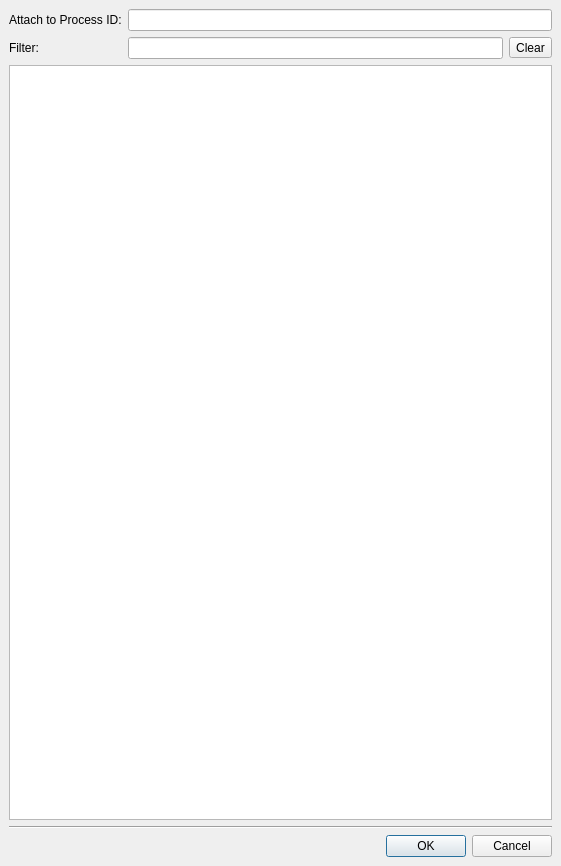
Qt form src/plugins/debugger/attachexternaldialog.ui (qt-creator/qt-creator) before a commit.
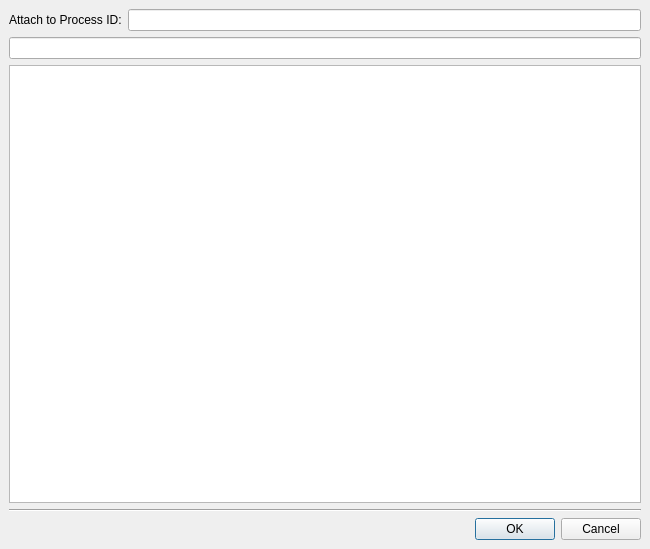
The same form after that commit. Custom widgets are drawn as their Qt base class.

Commit message: Replace handcrafted filter widgets by Utils::FilterLineEdit

Patch:
```diff
--- a/src/plugins/debugger/attachexternaldialog.ui
+++ b/src/plugins/debugger/attachexternaldialog.ui
@@ -6,8 +6,8 @@
    <rect>
     <x>0</x>
     <y>0</y>
-    <width>561</width>
-    <height>866</height>
+    <width>650</width>
+    <height>549</height>
    </rect>
   </property>
   <property name="windowTitle">
@@ -22,6 +22,9 @@
    </property>
    <item>
     <layout class="QFormLayout" name="formLayout">
+     <property name="fieldGrowthPolicy">
+      <enum>QFormLayout::ExpandingFieldsGrow</enum>
+     </property>
      <item row="0" column="0">
       <widget class="QLabel" name="pidLabel">
        <property name="text">
@@ -32,31 +35,8 @@
      <item row="0" column="1">
       <widget class="QLineEdit" name="pidLineEdit"/>
      </item>
-     <item row="1" column="0">
-      <widget class="QLabel" name="filterLabel">
-       <property name="text">
-        <string>Filter:</string>
-       </property>
-      </widget>
-     </item>
-     <item row="1" column="1">
-      <widget class="QWidget" name="filterWidget" native="true">
-       <layout class="QHBoxLayout" name="horizontalLayout">
-        <property name="margin">
-         <number>0</number>
-        </property>
-        <item>
-         <widget class="QLineEdit" name="filterLineEdit"/>
-        </item>
-        <item>
-         <widget class="QToolButton" name="filterClearToolButton">
-          <property name="text">
-           <string>Clear</string>
-          </property>
-         </widget>
-        </item>
-       </layout>
-      </widget>
+     <item row="1" column="0" colspan="2">
+      <widget class="Utils::FilterLineEdit" name="filterWidget"/>
      </item>
     </layout>
    </item>
@@ -86,6 +66,18 @@
    </item>
   </layout>
  </widget>
+ <customwidgets>
+  <customwidget>
+   <class>Utils::FancyLineEdit</class>
+   <extends>QLineEdit</extends>
+   <header location="global">utils/fancylineedit.h</header>
+  </customwidget>
+  <customwidget>
+   <class>Utils::FilterLineEdit</class>
+   <extends>Utils::FancyLineEdit</extends>
+   <header location="global">utils/filterlineedit.h</header>
+  </customwidget>
+ </customwidgets>
  <resources/>
  <connections/>
 </ui>
```
The commit also changes 7 other files.
